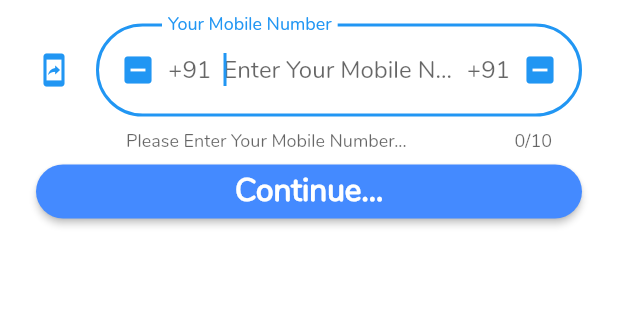
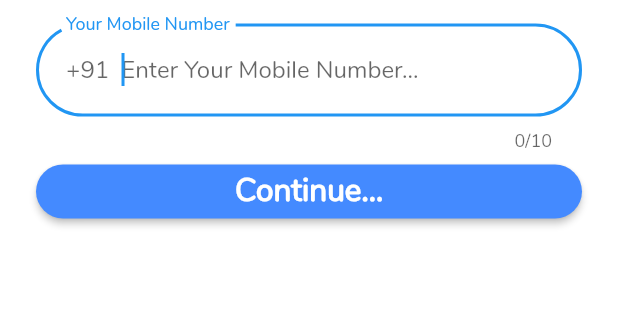
Before and after one commit to Baneeishaque/business_consultancy_flutter, a Flutter app: the screen it shows after launch, on a phone screen of 412 x 824 dp, the part 575-895 px from its top. Run offline on Flutter 3.47's test engine with Material 2 defaults, Android fonts, the phone set to English and light mode, and no system bars; our stand-ins replace sentry, shared_preferences.

Commit message:
normalise
Signed-off-by: Banee Ishaque K <Baneeishaque@gmail.com>

```diff
--- a/lib/stand_mark_login_screen.dart
+++ b/lib/stand_mark_login_screen.dart
@@ -42,39 +42,40 @@ class _StandMarkLoginScreenState extends State<StandMarkLoginScreen> {
         // counterText: '10',
         // prefixText: '+91',
 
-        prefixIcon: Padding(
-          padding: const EdgeInsetsDirectional.only(start: 8),
-          child: Icon(
-            Icons.indeterminate_check_box,
-            semanticLabel: 'Mobile Number Prefix Icon',
-          ),
-        ),
+        // prefixIcon: Padding(
+        //   padding: const EdgeInsetsDirectional.only(start: 8),
+        //   child: Icon(
+        //     Icons.indeterminate_check_box,
+        //     semanticLabel: 'Mobile Number Prefix Icon',
+        //   ),
+        // ),
 
         prefix: Padding(
           padding: const EdgeInsetsDirectional.only(end: 8),
           child: Text('+91'),
         ),
 
-        suffix: Padding(
-          padding: const EdgeInsetsDirectional.only(start: 8),
-          child: Text('+91'),
-        ),
+        // suffix: Padding(
+        //   padding: const EdgeInsetsDirectional.only(start: 8),
+        //   child: Text('+91'),
+        // ),
 
-        suffixIcon: Padding(
-          padding: const EdgeInsetsDirectional.only(end: 8),
-          child: Icon(
-            Icons.indeterminate_check_box,
-            semanticLabel: 'Mobile Number Suffix Icon',
-          ),
-        ),
+        // TODO : Use Clear TextField Action
+        // suffixIcon: Padding(
+        //   padding: const EdgeInsetsDirectional.only(end: 8),
+        //   child: Icon(
+        //     Icons.indeterminate_check_box,
+        //     semanticLabel: 'Mobile Number Suffix Icon',
+        //   ),
+        // ),
 
         floatingLabelBehavior: FloatingLabelBehavior.auto,
         semanticCounterText: 'Maximum length of mobile number is 10',
-        helperText: 'Please Enter Your Mobile Number...',
-        icon: Icon(
-          Icons.mobile_screen_share,
-          semanticLabel: 'Mobile Number Icon',
-        ),
+        // helperText: 'Please Enter Your Mobile Number...',
+        // icon: Icon(
+        //   Icons.mobile_screen_share,
+        //   semanticLabel: 'Mobile Number Icon',
+        // ),
         labelText: 'Your Mobile Number',
         hintText: 'Enter Your Mobile Number...',
         contentPadding: EdgeInsets.fromLTRB(20.0, 20.0, 20.0, 20.0),
```
